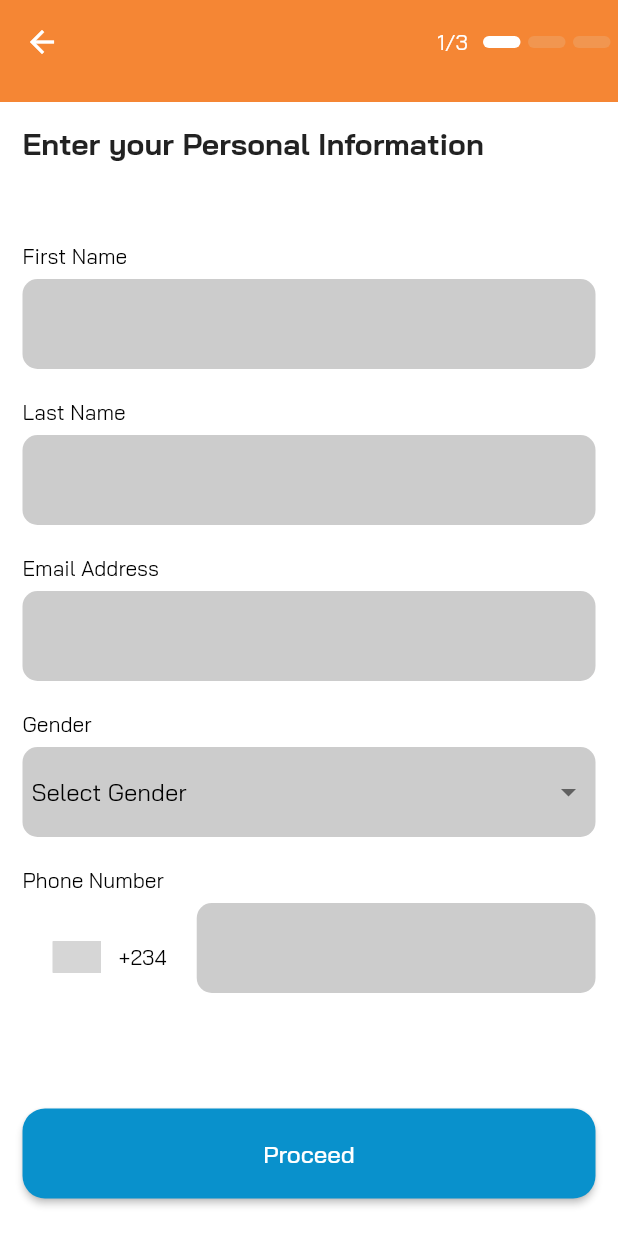
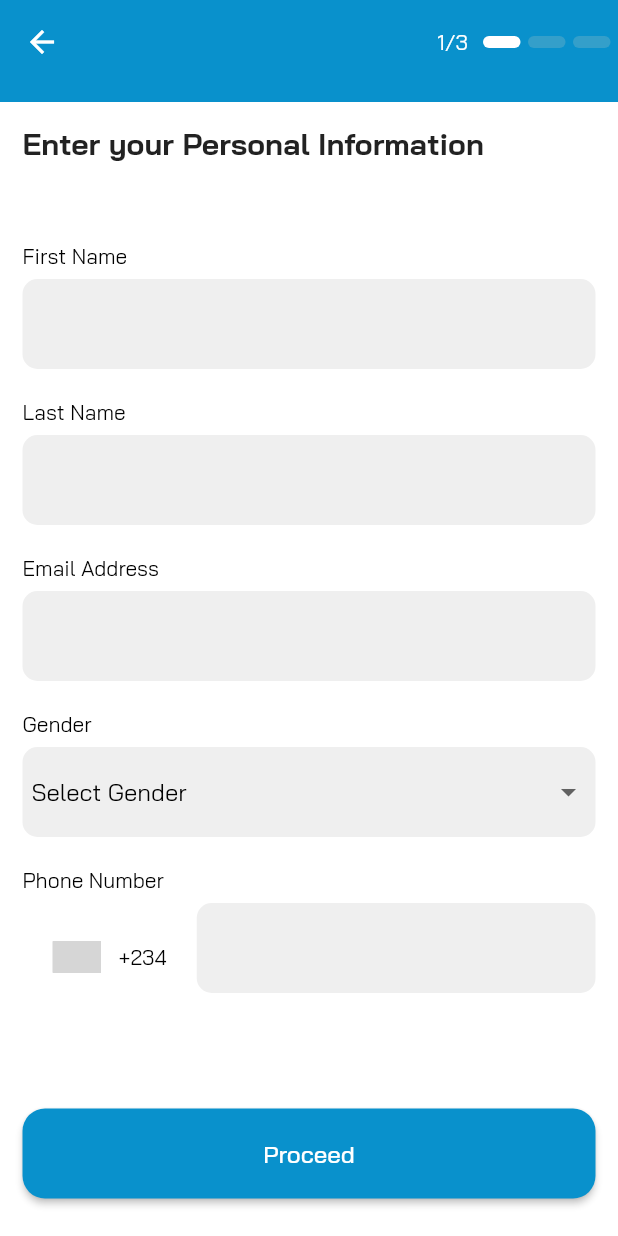
Before and after one commit to oolayemi/softbills, a Flutter app: the screen it shows after launch, after a tap on "Alright, I'm in!", on a phone screen of 412 x 824 dp. Run offline on Flutter 3.47's test engine with Material 2 defaults, Android fonts, the phone set to English and light mode, and no system bars; drawn by our look-alikes of intl_phone_number_input; our stand-ins replace another_flushbar, cached_network_image, dio, firebase_messaging, flare_flutter, flutter_dotenv and 14 more; missing offline and left inert: device_information, encrypt, fluttercontactpicker, mockito, numeric_keyboard, observable_ish and 1 more; accounts and stored records are empty; statements that could not run were skipped; grey boxes are pictures that could not be loaded.

Commit message:
change primary colors

```diff
--- a/lib/views/auth/initial_sign_up.dart
+++ b/lib/views/auth/initial_sign_up.dart
@@ -122,7 +122,7 @@ class InitialSignUpView extends StatelessWidget {
             Text(
               title,
               style: const TextStyle(
-                fontWeight: FontWeight.bold,
+                fontWeight: FontWeight.w600,
                 fontSize: 18,
               ),
             ),
--- a/lib/views/auth/sign_up/sign_up_one/sign_up_one_view.dart
+++ b/lib/views/auth/sign_up/sign_up_one/sign_up_one_view.dart
@@ -21,11 +21,14 @@ class SignUpOneView extends StatelessWidget {
                   children: const [
                     Text("1/3"),
                     SizedBox(width: 10),
-                    TabButton(selectedPage: 1, pageNumber: 1, width: 25, height: 8),
+                    TabButton(
+                        selectedPage: 1, pageNumber: 1, width: 25, height: 8),
                     SizedBox(width: 5),
-                    TabButton(selectedPage: 1, pageNumber: 2, width: 25, height: 8),
+                    TabButton(
+                        selectedPage: 1, pageNumber: 2, width: 25, height: 8),
                     SizedBox(width: 5),
-                    TabButton(selectedPage: 1, pageNumber: 3, width: 25, height: 8),
+                    TabButton(
+                        selectedPage: 1, pageNumber: 3, width: 25, height: 8),
                     SizedBox(width: 5),
                   ],
                 )
@@ -34,7 +37,8 @@ class SignUpOneView extends StatelessWidget {
             body: Stack(
               children: [
                 Container(
-                  padding: EdgeInsets.only(bottom: MediaQuery.of(context).viewInsets.bottom),
+                  padding: EdgeInsets.only(
+                      bottom: MediaQuery.of(context).viewInsets.bottom),
                   child: Form(
                     key: model.formKey,
                     child: ListView(
@@ -59,14 +63,29 @@ class SignUpOneView extends StatelessWidget {
                         BuildTextField(
                           title: "First Name",
                           controller: model.firstnameController,
-                          validator: (String? value) => value!.isEmpty ? "Firstname field cannot be empty" : null,
+                          validator: (String? value) => value!.isEmpty
+                              ? "Firstname field cannot be empty"
+                              : null,
                         ),
-                        BuildTextField(title: "Last Name", controller: model.lastnameController,
-                          validator: (String? value) => value!.isEmpty ? "Lastname field cannot be empty" : null,),
-                        BuildTextField(title: "Email Address", controller: model.emailController,
-                          validator: (String? value) => value!.isEmpty ? "Email field cannot be empty" : null,),
+                        BuildTextField(
+                          title: "Last Name",
+                          controller: model.lastnameController,
+                          validator: (String? value) => value!.isEmpty
+                              ? "Lastname field cannot be empty"
+                              : null,
+                        ),
+                        BuildTextField(
+                          title: "Email Address",
+                          controller: model.emailController,
+                          validator: (String? value) => value!.isEmpty
+                              ? "Email field cannot be empty"
+                              : null,
+                        ),
                         BuildDropDown(
-                            list: const ['Male', 'Female'], title: 'Gender', value: model.gender, onChanged: model.setGender),
+                            list: const ['Male', 'Female'],
+                            title: 'Gender',
+                            value: model.gender,
+                            onChanged: model.setGender),
                         Column(
                           crossAxisAlignment: CrossAxisAlignment.start,
                           children: [
@@ -81,18 +100,30 @@ class SignUpOneView extends StatelessWidget {
                               onInputChanged: (PhoneNumber number) {
                                 model.setPhoneNumber(number.phoneNumber!);
                               },
-                              selectorConfig: const SelectorConfig(selectorType: PhoneInputSelectorType.DIALOG, trailingSpace: false),
+                              selectorConfig: const SelectorConfig(
+                                  selectorType: PhoneInputSelectorType.DIALOG,
+                                  trailingSpace: false),
                               ignoreBlank: false,
                               countries: const ['NG'],
                               autoValidateMode: AutovalidateMode.disabled,
-                              selectorTextStyle: const TextStyle(color: Colors.black),
+                              selectorTextStyle:
+                                  const TextStyle(color: Colors.black),
                               formatInput: true,
-                              keyboardType: const TextInputType.numberWithOptions(),
+                              keyboardType:
+                                  const TextInputType.numberWithOptions(),
                               inputDecoration: InputDecoration(
-                                fillColor: const Color(0xFF605F5F).withOpacity(.32),
                                 filled: true,
-                                border: OutlineInputBorder(borderRadius: BorderRadius.circular(10), borderSide: BorderSide.none),
-                              ),
+                                  fillColor:
+                                      const Color(0xFF605F5F).withOpacity(.1),
+                                  border: OutlineInputBorder(
+                                    borderRadius: BorderRadius.circular(10),
+                                    borderSide: const BorderSide(
+                                        color: Colors.grey, width: .5),
+                                  ),
+                                  enabledBorder: OutlineInputBorder(
+                                    borderRadius: BorderRadius.circular(10),
+                                    borderSide: BorderSide.none,
+                                  )),
                               onSaved: (PhoneNumber number) {
                                 print('On Saved: $number');
                               },
@@ -111,10 +142,11 @@ class SignUpOneView extends StatelessWidget {
                     title: "Proceed",
                     onPressed: () {
                       if (model.formKey.currentState!.validate()) {
-                        if(model.gender != null) {
+                        if (model.gender != null) {
                           model.gotoSignUpTwo();
-                        }else {
-                          Fluttertoast.showToast(msg: "Please select a gender to continue");
+                        } else {
+                          Fluttertoast.showToast(
+                              msg: "Please select a gender to continue");
                         }
                       }
                     },
--- a/lib/widgets/utility_widgets.dart
+++ b/lib/widgets/utility_widgets.dart
@@ -477,11 +477,15 @@ class BuildTextField extends StatelessWidget {
             hintText: hintText,
             suffixIcon: suffixIcon,
             //contentPadding: const EdgeInsets.symmetric(horizontal: 10),
-            fillColor: const Color(0xFF605F5F).withOpacity(.32),
+            fillColor: const Color(0xFF605F5F).withOpacity(.1),
             border: OutlineInputBorder(
               borderRadius: BorderRadius.circular(10),
+              borderSide: const BorderSide(color: Colors.grey, width: .5),
+            ),
+            enabledBorder: OutlineInputBorder(
+              borderRadius: BorderRadius.circular(10),
               borderSide: BorderSide.none,
-            ),
+            )
           ),
           onChanged: onChanged,
           textInputAction: isLast ? TextInputAction.done : TextInputAction.next,
@@ -511,7 +515,7 @@ class CustomAppBar extends StatelessWidget implements PreferredSizeWidget {
     return AppBar(
       elevation: 0,
       centerTitle: false,
-      backgroundColor: const Color(0xFFF58634),
+      backgroundColor: BrandColors.primary,
       leading: withBackButton
           ? IconButton(
               onPressed: () => Navigator.pop(context),
@@ -740,7 +744,7 @@ class BuildDropDown extends StatelessWidget {
           padding: const EdgeInsets.only(right: 6, left: 6, top: 6, bottom: 6),
           decoration: BoxDecoration(
             borderRadius: BorderRadius.circular(10),
-            color: const Color(0xFF605F5F).withOpacity(.32),
+            color: const Color(0xFF605F5F).withOpacity(.1),
           ),
           child: Row(
             children: [
@@ -914,10 +918,10 @@ class EachRoundLink extends StatelessWidget {
   @override
   Widget build(BuildContext context) {
     return Container(
-      height: MediaQuery.of(context).size.height * .20,
+      height: 100,
       width: MediaQuery.of(context).size.height * .20,
       decoration: BoxDecoration(
-        color: Colors.black.withOpacity(.2),
+        color: Colors.white,
         borderRadius: BorderRadius.circular(10),
       ),
       child: InkWell(
@@ -925,21 +929,17 @@ class EachRoundLink extends StatelessWidget {
         child: Column(
           mainAxisAlignment: MainAxisAlignment.center,
           children: [
-            CircleAvatar(
-              radius: 28,
-              backgroundColor: const Color(0xFF3D3D3D),
-              child: Center(
-                child: Icon(
-                  icon,
-                  size: 25,
-                  color: Colors.white,
-                ),
+            Center(
+              child: Icon(
+                icon,
+                size: 25,
+                color: BrandColors.secondary,
               ),
             ),
             const SizedBox(height: 10),
             Text(
               title,
-              style: TextStyle(fontSize: 18, fontWeight: FontWeight.w600),
+              style: const TextStyle(fontSize: 15, fontWeight: FontWeight.w500),
             )
           ],
         ),
```
Also changed, not shown: lib/views/account/account_view.dart (+24 -9 lines), lib/views/homepage/homepage_view.dart (+10 -24 lines).
